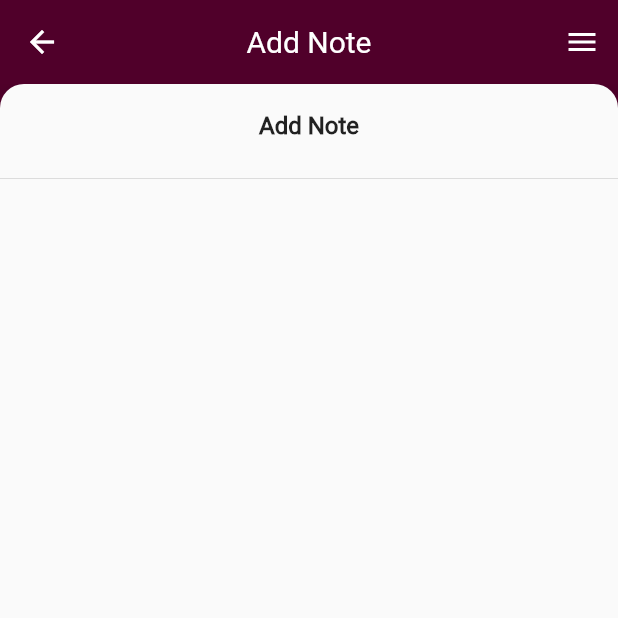
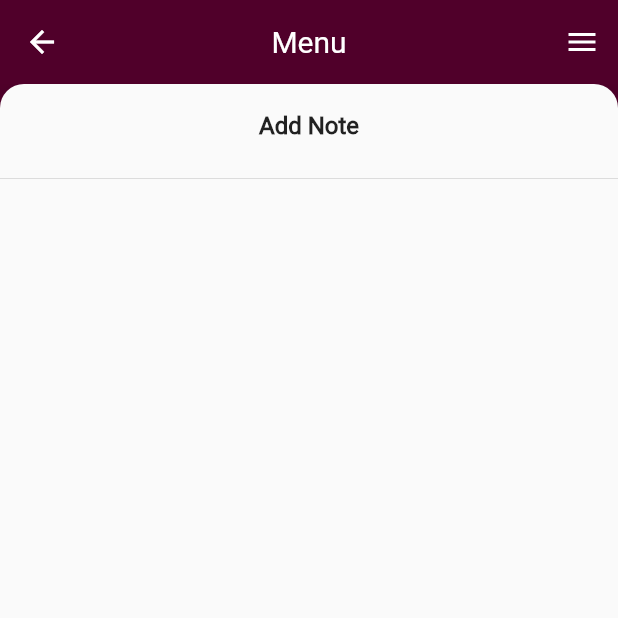
Before and after one commit to cruzelx/QuickNotes, a Flutter app: the BackDropScreen screen opened directly, on a phone screen of 412 x 824 dp, the top half of it. Run offline on Flutter 3.47's test engine with Material 2 defaults, Android fonts, the phone set to English and light mode, and no system bars; our stand-ins replace backdrop, flutter_slidable.

```diff
--- a/lib/screens/backdropScreen.dart
+++ b/lib/screens/backdropScreen.dart
@@ -11,7 +11,7 @@ class BackDropScreen extends StatefulWidget {
 class _BackDropScreenState extends State<BackDropScreen>
     with SingleTickerProviderStateMixin {
   AnimationController _animationController;
-  String title = "Add Note";
+
   @override
   void initState() {
     // TODO: implement initState
@@ -42,7 +42,7 @@ class _BackDropScreenState extends State<BackDropScreen>
       appBar: AppBar(
         elevation: 0.0,
         centerTitle: true,
-        title: Text(title),
+        title: Text("Menu"),
         actions: <Widget>[
           IconButton(
             icon: AnimatedIcon(
@@ -50,9 +50,7 @@ class _BackDropScreenState extends State<BackDropScreen>
               progress: _animationController.view,
             ),
             onPressed: () {
-              setState(() {
-                title = "Menu";
-              });
+
               _animationController.fling(
                 velocity: isBackVisible ? -1.0 : 1.0,
               );
```
